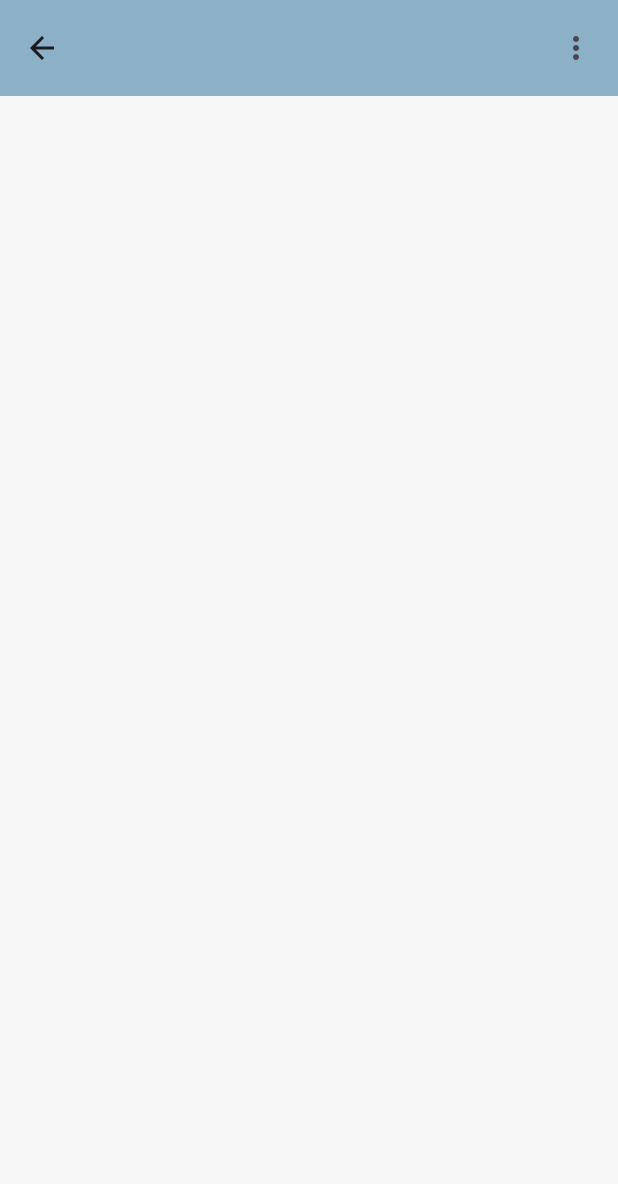
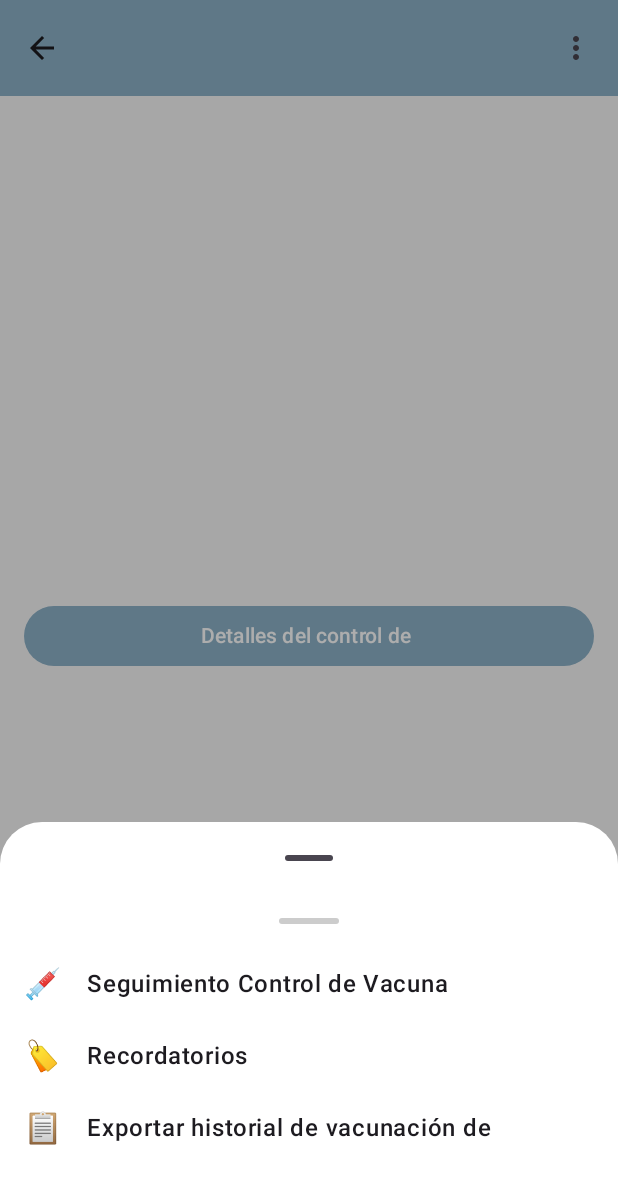
Before and after one commit to Joan-Abeldano/ProjectPets, an Android app built with Jetpack Compose: the composable PetDetailScreen called with empty values, after a tap on "Más", on a phone screen of 412 x 824 dp. Shown: the top 1184 px of the screen. Run offline under Robolectric (Android 15) with nearby library versions, the phone set to English and light mode, and no system bars; pictures from the network do not load.

```diff
--- a/app/src/main/java/com/example/projectpets/MainActivity.kt
+++ b/app/src/main/java/com/example/projectpets/MainActivity.kt
@@ -29,13 +29,13 @@ class MainActivity : ComponentActivity() {
                     modifier = Modifier.fillMaxSize(),
                     color = MaterialTheme.colorScheme.background
                 ) {
-                    /*
+
                     val dummyPhotos = listOf(
                         "https://placedog.net/500/400?id=1",
                         "https://placedog.net/500/400?id=2",
                         "https://placedog.net/500/400?id=3"
                     )
-
+/*
                     val dummyDescription = "Perla es una perrita de pelaje blanco, suave y brillante. Es pequeña, juguetona, muy leal e inteligente. Se unió a su familia a los 3 meses de vida y desde entonces llena el hogar de alegría con su ternura y energía."
 
                     PetDetailScreen(
@@ -47,7 +47,8 @@ class MainActivity : ComponentActivity() {
                     */
                     // SplashScreen()
                    // LoginScreen()
-                    VaccinesControlScreen()
+                    //VaccinesControlScreen()
+                    PetDetailScreen("lola", "perrita jugetona", dummyPhotos)
                 }
             }
         }
--- a/app/src/main/java/com/example/projectpets/ui/screens/PetDetailsScreen.kt
+++ b/app/src/main/java/com/example/projectpets/ui/screens/PetDetailsScreen.kt
@@ -3,7 +3,6 @@ package com.example.projectpets.ui.screens
 import androidx.compose.foundation.Image
 import androidx.compose.foundation.background
 import androidx.compose.foundation.clickable
-import androidx.compose.foundation.gestures.Orientation
 import androidx.compose.foundation.layout.*
 import androidx.compose.foundation.lazy.LazyRow
 import androidx.compose.foundation.lazy.itemsIndexed
@@ -31,6 +30,7 @@ fun PetDetailScreen(
     petPhotos: List<String>
 ) {
     var selectedIndex by remember { mutableStateOf(0) }
+    var showBottomSheet by remember { mutableStateOf(false) }
 
     Column(
         modifier = Modifier
@@ -47,7 +47,7 @@ fun PetDetailScreen(
                 }
             },
             actions = {
-                IconButton(onClick = { /* acción menú */ }) {
+                IconButton(onClick = { showBottomSheet = true }) {
                     Icon(Icons.Default.MoreVert, contentDescription = "Más")
                 }
             },
@@ -103,6 +103,111 @@ fun PetDetailScreen(
                     )
                 }
             }
+
+            Spacer(modifier = Modifier.height(24.dp))
+
+            // Botón para mostrar detalles
+            Button(
+                onClick = { showBottomSheet = true },
+                modifier = Modifier.fillMaxWidth(),
+                colors = ButtonDefaults.buttonColors(containerColor = Color(0xFF8CB1C7))
+            ) {
+                Text("Detalles del control de $petName", color = Color.White)
+            }
+        }
+    }
+
+    // ModalBottomSheet
+    if (showBottomSheet) {
+        ModalBottomSheet(
+            onDismissRequest = { showBottomSheet = false },
+            containerColor = Color.White
+        ) {
+            PetDetailsBottomSheetContent(
+                petName = petName,
+                onDismiss = { showBottomSheet = false }
+            )
         }
     }
 }
+
+@Composable
+fun PetDetailsBottomSheetContent(
+    petName: String,
+    onDismiss: () -> Unit
+) {
+    Column(
+        modifier = Modifier
+            .fillMaxWidth()
+            .padding(16.dp)
+    ) {
+        // Indicador visual (línea arriba)
+        Box(
+            modifier = Modifier
+                .width(40.dp)
+                .height(4.dp)
+                .clip(CircleShape)
+                .background(Color.LightGray)
+                .align(Alignment.CenterHorizontally)
+        )
+
+        Spacer(modifier = Modifier.height(16.dp))
+
+        // Opciones del menú
+        BottomSheetOption(
+            icon = "💉",
+            text = "Seguimiento Control de Vacuna",
+            onClick = {
+                // Acción para vacunas
+                onDismiss()
+            }
+        )
+
+        BottomSheetOption(
+            icon = "🏷️",
+            text = "Recordatorios",
+            onClick = {
+                // Acción para recordatorios
+                onDismiss()
+            }
+        )
+
+        BottomSheetOption(
+            icon = "📋",
+            text = "Exportar historial de vacunación de $petName",
+            onClick = {
+                // Acción para exportar
+                onDismiss()
+            }
+        )
+
+        // Espacio adicional al final
+        Spacer(modifier = Modifier.height(32.dp))
+    }
+}
+
+@Composable
+fun BottomSheetOption(
+    icon: String,
+    text: String,
+    onClick: () -> Unit
+) {
+    Row(
+        modifier = Modifier
+            .fillMaxWidth()
+            .clickable { onClick() }
+            .padding(vertical = 12.dp),
+        verticalAlignment = Alignment.CenterVertically
+    ) {
+        Text(
+            text = icon,
+            fontSize = 20.sp,
+            modifier = Modifier.padding(end = 16.dp)
+        )
+        Text(
+            text = text,
+            fontSize = 16.sp,
+            fontWeight = FontWeight.Medium
+        )
+    }
+}
```
